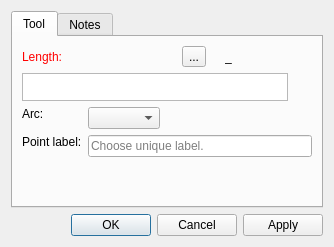
The window that src/libs/vtools/dialogs/tools/dialogcutarc.ui (dismine/valentina) describes before a commit, drawn with Qt 5.
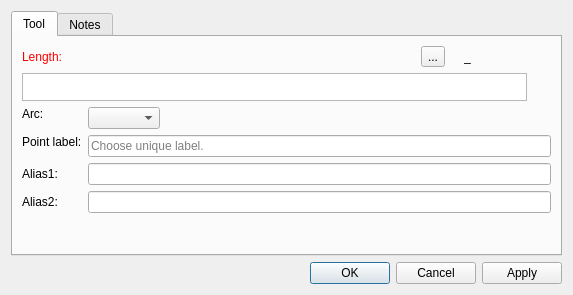
The same window after the commit. Icons and pictures are not drawn. Custom widgets are drawn as their Qt base class.

Commit message: Alias field for tool Cut Arc.

Diff of the .ui file:
```diff
--- a/src/libs/vtools/dialogs/tools/dialogcutarc.ui
+++ b/src/libs/vtools/dialogs/tools/dialogcutarc.ui
@@ -6,8 +6,8 @@
    <rect>
     <x>0</x>
     <y>0</y>
-    <width>334</width>
-    <height>247</height>
+    <width>573</width>
+    <height>295</height>
    </rect>
   </property>
   <property name="windowTitle">
@@ -255,6 +255,34 @@
            </property>
           </widget>
          </item>
+         <item row="2" column="0">
+          <widget class="QLabel" name="labelAlias1">
+           <property name="text">
+            <string>Alias1:</string>
+           </property>
+          </widget>
+         </item>
+         <item row="2" column="1">
+          <widget class="QLineEdit" name="lineEditAlias1">
+           <property name="clearButtonEnabled">
+            <bool>true</bool>
+           </property>
+          </widget>
+         </item>
+         <item row="3" column="0">
+          <widget class="QLabel" name="labelAlias2">
+           <property name="text">
+            <string>Alias2:</string>
+           </property>
+          </widget>
+         </item>
+         <item row="3" column="1">
+          <widget class="QLineEdit" name="lineEditAlias2">
+           <property name="clearButtonEnabled">
+            <bool>true</bool>
+           </property>
+          </widget>
+         </item>
         </layout>
        </item>
        <item>
```
The commit also changes 17 other files.
